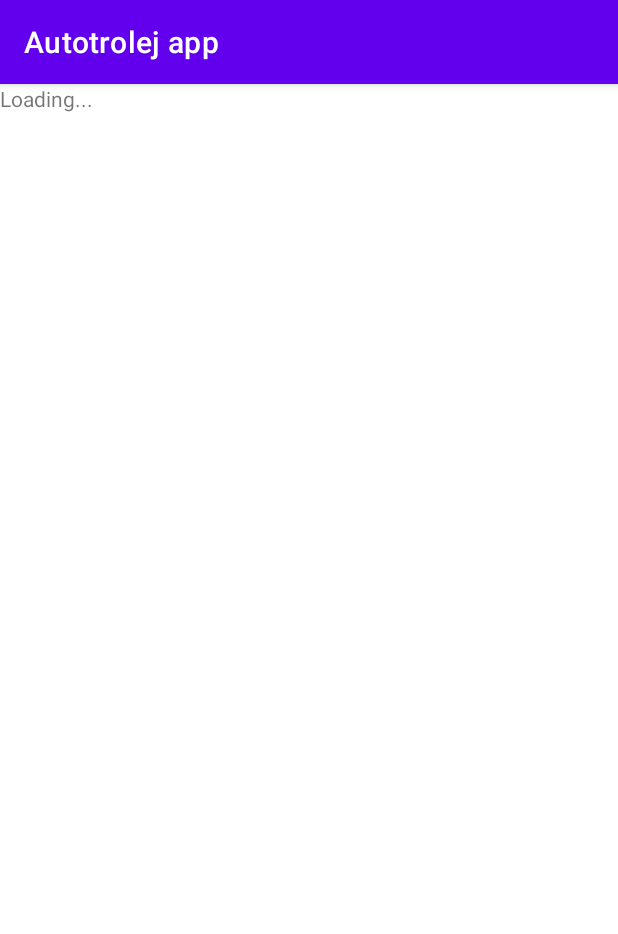
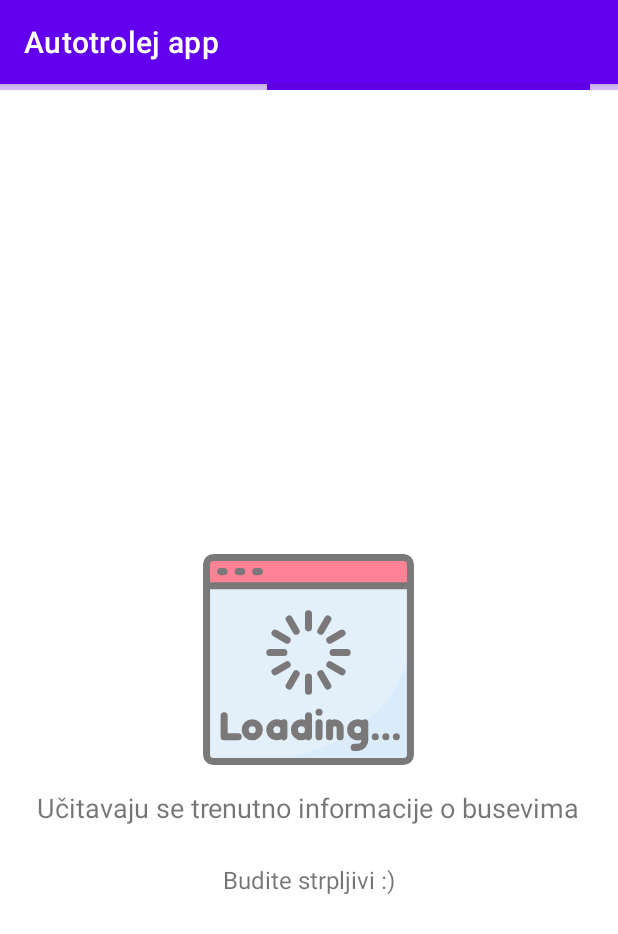
Before and after one commit to bgilja/autotrolej-app, an Android app: the MainApplicationActivity screen opened directly, with no data from a screen before it, on a phone screen of 412 x 824 dp. Shown: the top 934 px of the screen. Run offline under Robolectric (Android 15) with nearby library versions, the phone set to English and light mode, and no system bars.

Commit message:
changed first loading screen

```diff
--- /dev/null
+++ b/Autotrolejapp/app/src/main/res/drawable/ic_loading.xml
@@ -0,0 +1,33 @@
+<vector android:height="150dp" android:viewportHeight="64"
+    android:viewportWidth="64" android:width="150dp" xmlns:android="http://schemas.android.com/apk/res/android">
+    <path android:fillColor="#d1e7f8" android:pathData="m61,11v48a2.006,2.006 0,0 1,-2 2h-54a2.006,2.006 0,0 1,-2 -2v-48z"/>
+    <path android:fillColor="#ff3051" android:pathData="m59,3h-54a2,2 0,0 0,-2 2v6h58v-6a2,2 0,0 0,-2 -2z"/>
+    <path android:fillColor="#c2dff6" android:pathData="m14,61h45a2.006,2.006 0,0 0,2 -2v-34c0,19.9 -21.021,36 -47,36z"/>
+    <path android:fillColor="#231f20" android:pathData="m59,2h-54a3,3 0,0 0,-3 3v54a3,3 0,0 0,3 3h54a3,3 0,0 0,3 -3v-54a3,3 0,0 0,-3 -3zM5,4h54a1,1 0,0 1,1 1v5h-56v-5a1,1 0,0 1,1 -1zM59,60h-54a1,1 0,0 1,-1 -1v-47h56v47a1,1 0,0 1,-1 1z"/>
+    <path android:fillColor="#231f20" android:pathData="m7,8h1a1,1 0,0 0,0 -2h-1a1,1 0,0 0,0 2z"/>
+    <path android:fillColor="#231f20" android:pathData="m12,8h1a1,1 0,0 0,0 -2h-1a1,1 0,0 0,0 2z"/>
+    <path android:fillColor="#231f20" android:pathData="m17,8h1a1,1 0,0 0,0 -2h-1a1,1 0,0 0,0 2z"/>
+    <path android:fillColor="#231f20" android:pathData="m32,18a1,1 0,0 0,-1 1v4a1,1 0,0 0,2 0v-4a1,1 0,0 0,-1 -1z"/>
+    <path android:fillColor="#231f20" android:pathData="m27.634,24.438a1,1 0,1 0,1.732 -1l-2,-3.464a1,1 0,1 0,-1.732 1z"/>
+    <path android:fillColor="#231f20" android:pathData="m21.974,25.366 l3.463,2a1,1 0,1 0,1 -1.732l-3.463,-2a1,1 0,1 0,-1 1.732z"/>
+    <path android:fillColor="#231f20" android:pathData="m21,31h4a1,1 0,0 0,0 -2h-4a1,1 0,0 0,0 2z"/>
+    <path android:fillColor="#231f20" android:pathData="m25.437,32.634 l-3.463,2a1,1 0,1 0,1 1.732l3.463,-2a1,1 0,1 0,-1 -1.732z"/>
+    <path android:fillColor="#231f20" android:pathData="m27.366,40.026 l2,-3.464a1,1 0,1 0,-1.732 -1l-2,3.464a1,1 0,1 0,1.732 1z"/>
+    <path android:fillColor="#231f20" android:pathData="m32,36a1,1 0,0 0,-1 1v4a1,1 0,0 0,2 0v-4a1,1 0,0 0,-1 -1z"/>
+    <path android:fillColor="#231f20" android:pathData="m38,40.393a1,1 0,0 0,0.366 -1.367l-2,-3.464a1,1 0,1 0,-1.732 1l2,3.464a1,1 0,0 0,1.366 0.367z"/>
+    <path android:fillColor="#231f20" android:pathData="m42.026,34.634 l-3.464,-2a1,1 0,0 0,-1 1.732l3.464,2a1,1 0,1 0,1 -1.732z"/>
+    <path android:fillColor="#231f20" android:pathData="m38,30a1,1 0,0 0,1 1h4a1,1 0,0 0,0 -2h-4a1,1 0,0 0,-1 1z"/>
+    <path android:fillColor="#231f20" android:pathData="m37.2,27a1,1 0,0 0,1.366 0.366l3.464,-2a1,1 0,1 0,-1 -1.732l-3.464,2a1,1 0,0 0,-0.366 1.366z"/>
+    <path android:fillColor="#231f20" android:pathData="m35,24.8a1,1 0,0 0,1.366 -0.366l2,-3.464a1,1 0,1 0,-1.732 -1l-2,3.464a1,1 0,0 0,0.366 1.366z"/>
+    <path android:fillColor="#231f20" android:pathData="m12,53h-3v-5a1,1 0,0 0,-2 0v6a1,1 0,0 0,1 1h4a1,1 0,0 0,0 -2z"/>
+    <path android:fillColor="#231f20" android:pathData="m16,49a3,3 0,1 0,3 3,3 3,0 0,0 -3,-3zM16,53a1,1 0,1 1,1 -1,1 1,0 0,1 -1,1z"/>
+    <path android:fillColor="#231f20" android:pathData="m25,49a0.994,0.994 0,0 0,-0.713 0.3,3 3,0 1,0 0,5.4 1,1 0,0 0,1.713 -0.7v-4a1,1 0,0 0,-1 -1zM23,53a1,1 0,1 1,1 -1,1 1,0 0,1 -1,1z"/>
+    <path android:fillColor="#231f20" android:pathData="m48,49a0.994,0.994 0,0 0,-0.713 0.3,3 3,0 1,0 -0.287,5.516v0.184a1,1 0,0 1,-1 1h-1a1,1 0,0 0,0 2h1a3,3 0,0 0,3 -3v-5a1,1 0,0 0,-1 -1zM46,53a1,1 0,1 1,1 -1,1 1,0 0,1 -1,1z"/>
+    <path android:fillColor="#231f20" android:pathData="m35,49a1,1 0,0 0,-1 1v4a1,1 0,0 0,2 0v-4a1,1 0,0 0,-1 -1z"/>
+    <path android:fillColor="#231f20" android:pathData="m32,47a1,1 0,0 0,-1 1v1.184a2.966,2.966 0,0 0,-1 -0.184,3 3,0 0,0 0,6 2.964,2.964 0,0 0,1.287 -0.3,1 1,0 0,0 1.713,-0.7v-6a1,1 0,0 0,-1 -1zM30,53a1,1 0,1 1,1 -1,1 1,0 0,1 -1,1z"/>
+    <path android:fillColor="#231f20" android:pathData="m39.5,49a2.492,2.492 0,0 0,-0.947 0.189,0.972 0.972,0 0,0 -0.553,-0.189 1,1 0,0 0,-1 1v4a1,1 0,0 0,2 0v-2.5a0.5,0.5 0,0 1,1 0v2.5a1,1 0,0 0,2 0v-2.5a2.5,2.5 0,0 0,-2.5 -2.5z"/>
+    <path android:fillColor="#231f20" android:pathData="M35,47m-1,0a1,1 0,1 1,2 0a1,1 0,1 1,-2 0"/>
+    <path android:fillColor="#231f20" android:pathData="M54,54m-1,0a1,1 0,1 1,2 0a1,1 0,1 1,-2 0"/>
+    <path android:fillColor="#231f20" android:pathData="M51,54m-1,0a1,1 0,1 1,2 0a1,1 0,1 1,-2 0"/>
+    <path android:fillColor="#231f20" android:pathData="M57,54m-1,0a1,1 0,1 1,2 0a1,1 0,1 1,-2 0"/>
+</vector>
--- a/Autotrolejapp/app/src/main/res/layout/activity_main_application.xml
+++ b/Autotrolejapp/app/src/main/res/layout/activity_main_application.xml
@@ -1,16 +1,52 @@
 <?xml version="1.0" encoding="utf-8"?>
-<androidx.constraintlayout.widget.ConstraintLayout xmlns:android="http://schemas.android.com/apk/res/android"
+<RelativeLayout xmlns:android="http://schemas.android.com/apk/res/android"
+    xmlns:app="http://schemas.android.com/apk/res-auto"
     xmlns:tools="http://schemas.android.com/tools"
     android:layout_width="match_parent"
     android:layout_height="match_parent"
     tools:context=".MainApplicationActivity">
 
+    <!-- Linear progress indicator -->
+    <com.google.android.material.progressindicator.LinearProgressIndicator
+        android:layout_width="match_parent"
+        android:layout_height="wrap_content"
+        android:indeterminate="true" />
+
+    <ImageView
+        android:id="@+id/imageview_bus_timetable"
+        android:layout_width="wrap_content"
+        android:layout_height="wrap_content"
+        android:layout_centerVertical="true"
+        android:layout_centerInParent="true"
+        android:adjustViewBounds="false"
+        android:alpha="0.6"
+        android:src="@drawable/ic_loading"
+        android:visibility="visible" />
+
     <TextView
+        android:id="@+id/textview"
+        android:layout_width="wrap_content"
+        android:layout_height="48dp"
+        android:layout_below="@id/imageview_bus_timetable"
+        android:layout_centerInParent="true"
+        android:gravity="center"
+        android:text="Učitavaju se trenutno informacije o busevima"
+        android:textSize="18sp" />
+    <TextView
+        android:id="@+id/textview_under"
+        android:layout_width="wrap_content"
+        android:layout_height="48dp"
+        android:layout_below="@id/textview"
+        android:layout_centerInParent="true"
+        android:gravity="center"
+        android:text="Budite strpljivi :)"
+        android:textSize="16sp" />
+    <!--<TextView
         android:id="@+id/textView"
         android:layout_width="wrap_content"
         android:layout_height="wrap_content"
         android:text="Loading..."
         tools:layout_editor_absoluteX="200dp"
-        tools:layout_editor_absoluteY="359dp" />
+        tools:layout_editor_absoluteY="359dp" />-->
 
-</androidx.constraintlayout.widget.ConstraintLayout>
+</RelativeLayout>
```
